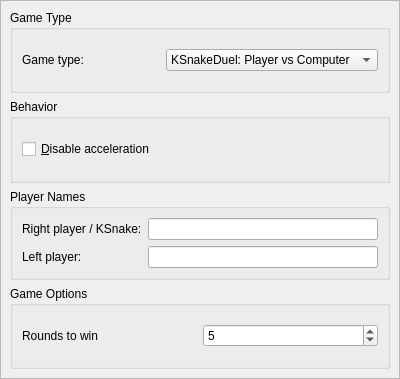
Before: the Qt Designer form src/general.ui in KDE/ksnakeduel, drawn with Qt 5.
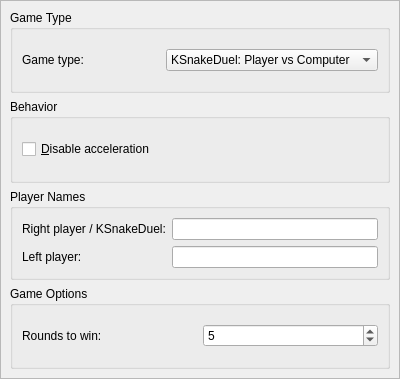
After: the same form once the commit is applied. Custom widgets are drawn as their Qt base class.

Patch:
```diff
--- a/src/general.ui
+++ b/src/general.ui
@@ -98,7 +98,7 @@
          <item row="0" column="0">
           <widget class="QLabel" name="namePlayer1Label">
            <property name="text">
-            <string>Right player / KSnake:</string>
+            <string>Right player / KSnakeDuel:</string>
            </property>
            <property name="wordWrap">
             <bool>false</bool>
@@ -127,7 +127,7 @@
          <item row="0" column="0">
           <widget class="QLabel" name="roundsLabel">
            <property name="text">
-            <string>Rounds to win</string>
+            <string>Rounds to win:</string>
            </property>
            <property name="wordWrap">
             <bool>false</bool>
```
Left out of the diff: 2 changed lines with no effect on the pictures.
